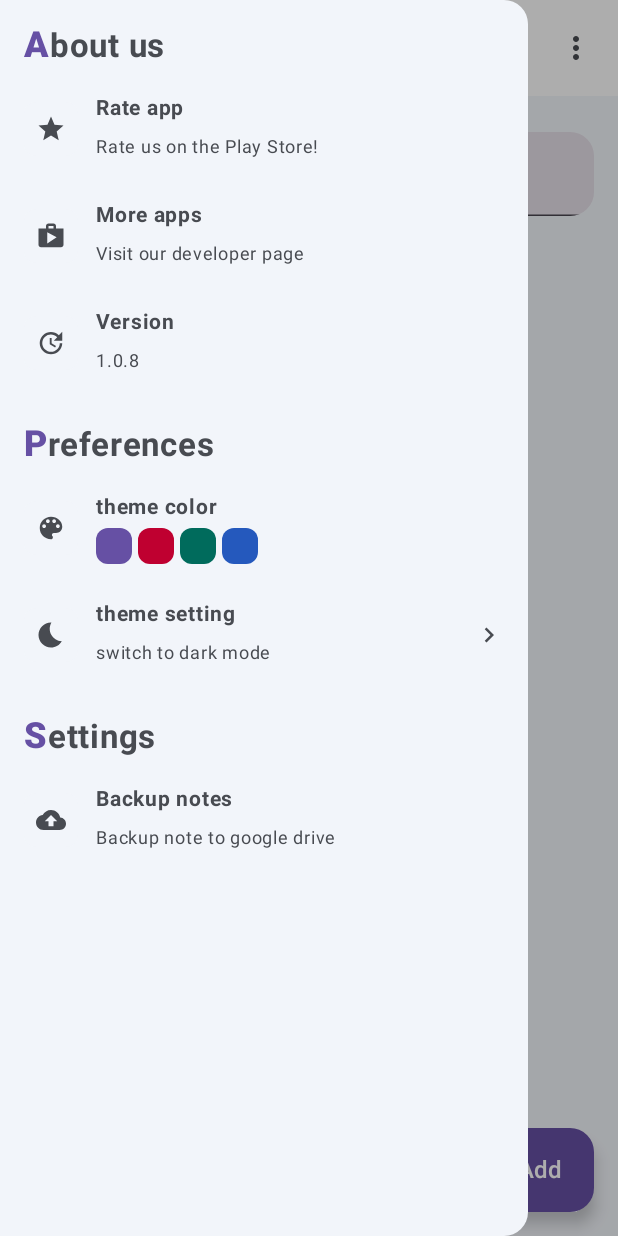
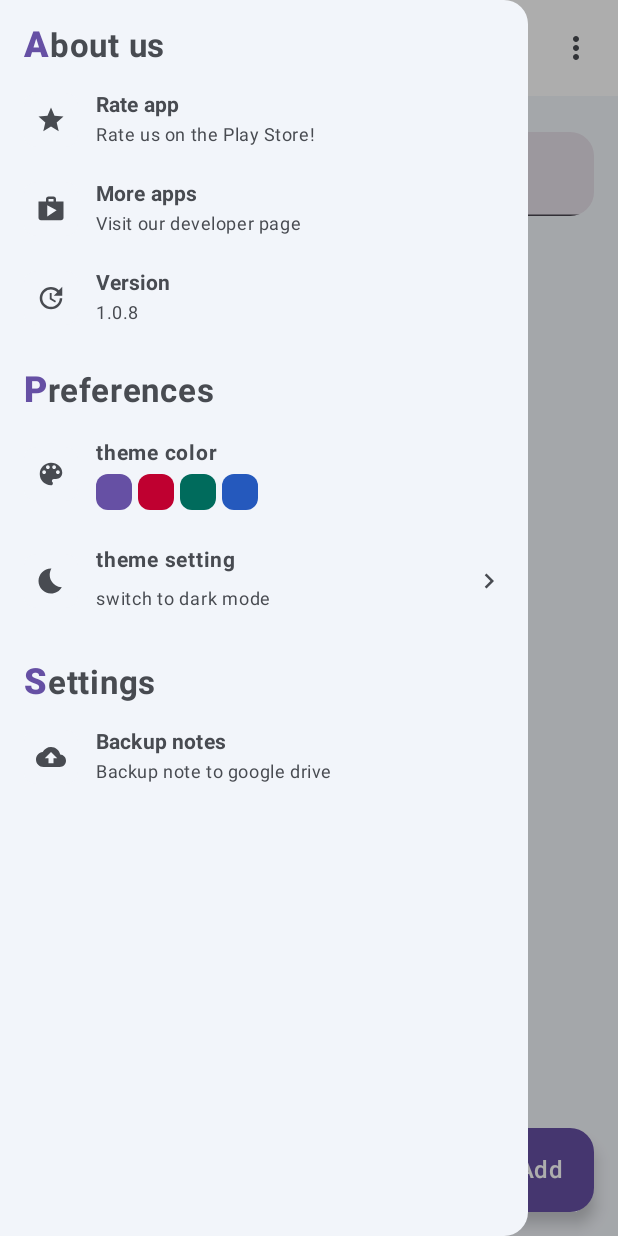
Before and after one commit to HellBus1/VentNote, an Android app built with Jetpack Compose: the screen it shows after launch (MainActivity), after a tap on "drawer nav icon", on a phone screen of 412 x 824 dp. Run offline under Robolectric (Android 15) with nearby library versions, the phone set to English and light mode, and no system bars; our stand-ins replace Dagger/Hilt's generated code, Room's generated code, accompanist, livedata-compose; 6 statements that could not run were skipped.

Commit message:
Feat feature/ui-revamp : Reduce ,manual text styling, use typography instead

```diff
--- a/app/src/main/java/com/digiventure/ventnote/commons/TestTags.kt
+++ b/app/src/main/java/com/digiventure/ventnote/commons/TestTags.kt
@@ -29,7 +29,6 @@ object TestTags {
 
     // Note lists test tags
     const val ADD_NOTE_FAB = "add_note_fab"
-    const val SHARE_NOTE_FAB = "share_note_fab"
     const val NOTE_RV = "note_rv"
     const val LOADING_DIALOG = "loading_dialog"
     const val CONFIRMATION_DIALOG = "confirmation_dialog"
--- a/app/src/main/java/com/digiventure/ventnote/data/persistence/NoteModel.kt
+++ b/app/src/main/java/com/digiventure/ventnote/data/persistence/NoteModel.kt
@@ -15,6 +15,4 @@ data class NoteModel(
     @ColumnInfo(name = "note") val note: String,
     @ColumnInfo(name = "created_at") var createdAt: Date = Date(System.currentTimeMillis()),
     @ColumnInfo(name = "updated_at") var updatedAt: Date = Date(System.currentTimeMillis()),
-): Parcelable {
-    constructor(title: String, note: String) : this(0, title, note)
-}
+): Parcelable
--- a/app/src/main/java/com/digiventure/ventnote/feature/backup/components/navbar/AppBar.kt
+++ b/app/src/main/java/com/digiventure/ventnote/feature/backup/components/navbar/AppBar.kt
@@ -37,7 +37,7 @@ fun BackupPageAppBar(
                 text = stringResource(id = R.string.backup_notes),
                 modifier = Modifier.padding(start = 4.dp),
                 color = MaterialTheme.colorScheme.primary,
-                style = MaterialTheme.typography.headlineSmall.copy(
+                style = MaterialTheme.typography.titleLarge.copy(
                     fontWeight = FontWeight.SemiBold
                 ),
             )
--- a/app/src/main/java/com/digiventure/ventnote/feature/note_creation/components/navbar/AppBar.kt
+++ b/app/src/main/java/com/digiventure/ventnote/feature/note_creation/components/navbar/AppBar.kt
@@ -19,14 +19,13 @@ import com.digiventure.ventnote.components.navbar.TopNavBarIcon
 @OptIn(ExperimentalMaterial3Api::class)
 @Composable
 fun NoteCreationAppBar(
-    descriptionTextLength: Int,
     onBackPressed: () -> Unit,
     scrollBehavior: TopAppBarScrollBehavior) {
 
     CenterAlignedTopAppBar(
         title = {
             Text(
-                text = if(descriptionTextLength > 0) "$descriptionTextLength" else stringResource(id = R.string.add_new_note),
+                text = stringResource(id = R.string.add_new_note),
                 color = MaterialTheme.colorScheme.primary,
                 style = MaterialTheme.typography.titleLarge.copy(
                     fontWeight = FontWeight.SemiBold
--- a/app/src/main/java/com/digiventure/ventnote/feature/note_detail/components/navbar/AppBar.kt
+++ b/app/src/main/java/com/digiventure/ventnote/feature/note_detail/components/navbar/AppBar.kt
@@ -30,7 +30,7 @@ fun NoteDetailAppBar(
             Text(
                 text = if(isEditing) stringResource(id = R.string.note_edit) else stringResource(id = R.string.note_detail),
                 color = MaterialTheme.colorScheme.primary,
-                style = MaterialTheme.typography.headlineSmall.copy(
+                style = MaterialTheme.typography.titleLarge.copy(
                     fontWeight = FontWeight.SemiBold
                 ),
             )
--- a/app/src/main/java/com/digiventure/ventnote/feature/notes/NotesPage.kt
+++ b/app/src/main/java/com/digiventure/ventnote/feature/notes/NotesPage.kt
@@ -45,7 +45,6 @@ import androidx.compose.ui.semantics.testTag
 import androidx.compose.ui.text.font.FontWeight
 import androidx.compose.ui.tooling.preview.Preview
 import androidx.compose.ui.unit.dp
-import androidx.compose.ui.unit.sp
 import androidx.hilt.navigation.compose.hiltViewModel
 import androidx.navigation.NavHostController
 import androidx.navigation.compose.rememberNavController
@@ -221,8 +220,9 @@ fun NotesPage(
                 text = {
                     Text(
                         text = stringResource(R.string.add),
-                        fontSize = 16.sp,
-                        fontWeight = FontWeight.Medium
+                        style = MaterialTheme.typography.titleMedium.copy(
+                            fontWeight = FontWeight.Medium
+                        )
                     )
                 },
                 icon = {
--- a/app/src/main/java/com/digiventure/ventnote/feature/notes/components/drawer/NavigationDrawer.kt
+++ b/app/src/main/java/com/digiventure/ventnote/feature/notes/components/drawer/NavigationDrawer.kt
@@ -245,16 +245,18 @@ fun NavDrawerItem(
         ) {
             Text(
                 text = title,
-                fontSize = 14.sp,
-                fontWeight = FontWeight.Bold,
-                color = MaterialTheme.colorScheme.onSurface,
-                modifier = Modifier.padding(bottom = 2.dp)
+                modifier = Modifier.padding(bottom = 2.dp),
+                style = MaterialTheme.typography.titleSmall.copy(
+                    fontWeight = FontWeight.Bold,
+                    color = MaterialTheme.colorScheme.onSurface,
+                )
             )
             Text(
                 text = subtitle,
-                fontSize = 12.sp,
-                fontWeight = FontWeight.Normal,
-                color = MaterialTheme.colorScheme.onSurface
+                style = MaterialTheme.typography.bodySmall.copy(
+                    fontWeight = FontWeight.Normal,
+                    color = MaterialTheme.colorScheme.onSurface,
+                )
             )
         }
     }
--- a/app/src/main/java/com/digiventure/ventnote/feature/notes/components/searchbar/SearchBar.kt
+++ b/app/src/main/java/com/digiventure/ventnote/feature/notes/components/searchbar/SearchBar.kt
@@ -19,9 +19,7 @@ import androidx.compose.ui.graphics.Color
 import androidx.compose.ui.res.stringResource
 import androidx.compose.ui.semantics.semantics
 import androidx.compose.ui.semantics.testTag
-import androidx.compose.ui.text.TextStyle
 import androidx.compose.ui.unit.dp
-import androidx.compose.ui.unit.sp
 import com.digiventure.ventnote.R
 import com.digiventure.ventnote.commons.TestTags
 
@@ -51,10 +49,8 @@ fun SearchBar(
                 tint = Color.Gray
             )
         },
-        textStyle = TextStyle(
+        textStyle = MaterialTheme.typography.titleMedium.copy(
             color = MaterialTheme.colorScheme.onSurfaceVariant,
-            fontSize = 16.sp,
-            lineHeight = 0.sp
         ),
         singleLine = true,
         modifier = Modifier
@@ -66,8 +62,9 @@ fun SearchBar(
         placeholder = {
             Text(
                 text = stringResource(R.string.search_textField),
-                fontSize = 16.sp,
-                color = MaterialTheme.colorScheme.onSurfaceVariant,
+                style = MaterialTheme.typography.titleMedium.copy(
+                    color = MaterialTheme.colorScheme.onSurfaceVariant,
+                ),
                 modifier = Modifier.semantics { }
             )
         })
--- a/app/src/main/java/com/digiventure/ventnote/feature/share_preview/components/navbar/AppBar.kt
+++ b/app/src/main/java/com/digiventure/ventnote/feature/share_preview/components/navbar/AppBar.kt
@@ -29,7 +29,7 @@ fun SharePreviewAppBar(
             Text(
                 text = stringResource(id = R.string.share_preview),
                 color = MaterialTheme.colorScheme.primary,
-                style = MaterialTheme.typography.headlineSmall.copy(
+                style = MaterialTheme.typography.titleLarge.copy(
                     fontWeight = FontWeight.SemiBold
                 ),
             )
--- a/app/src/main/java/com/digiventure/ventnote/ui/theme/Type.kt
+++ b/app/src/main/java/com/digiventure/ventnote/ui/theme/Type.kt
@@ -1,36 +1,10 @@
 package com.digiventure.ventnote.ui.theme
 
 import androidx.compose.material3.Typography
-import androidx.compose.ui.text.TextStyle
-import androidx.compose.ui.text.font.FontFamily
-import androidx.compose.ui.text.font.FontWeight
-import androidx.compose.ui.unit.sp
 
 /**
  * Defines the typography styles for the application, based on Material Design principles.
  * This set includes overrides for bodyLarge, titleLarge, and labelSmall text styles,
  * using the default font family and adjusting font weight, size, line height, and letter spacing.
  */
-val Typography = Typography(
-    bodyLarge = TextStyle(
-        fontFamily = FontFamily.Default,
-        fontWeight = FontWeight.Normal,
-        fontSize = 16.sp,
-        lineHeight = 24.sp,
-        letterSpacing = 0.5.sp
-    ),
-    titleLarge = TextStyle(
-        fontFamily = FontFamily.Default,
-        fontWeight = FontWeight.Normal,
-        fontSize = 22.sp,
-        lineHeight = 28.sp,
-        letterSpacing = 0.sp
-    ),
-    labelSmall = TextStyle(
-        fontFamily = FontFamily.Default,
-        fontWeight = FontWeight.Medium,
-        fontSize = 11.sp,
-        lineHeight = 16.sp,
-        letterSpacing = 0.5.sp
-    )
-)
+val Typography = Typography()
```
Also changed, not shown: app/src/main/java/com/digiventure/ventnote/components/dialog/LoadingDialog.kt (+4 -4 lines), app/src/main/java/com/digiventure/ventnote/components/dialog/TextDialog.kt (+6 -5 lines), app/src/main/java/com/digiventure/ventnote/feature/note_creation/NoteCreationPage.kt (+13 -10 lines), app/src/main/java/com/digiventure/ventnote/feature/note_detail/components/section/NoteSection.kt (+4 -8 lines), app/src/main/java/com/digiventure/ventnote/feature/note_detail/components/section/TitleSection.kt (+5 -10 lines), app/src/main/java/com/digiventure/ventnote/feature/notes/components/item/NoteItem.kt (+8 -12 lines), app/src/main/java/com/digiventure/ventnote/feature/notes/components/navbar/AppBar.kt (+16 -13 lines), app/src/main/java/com/digiventure/ventnote/feature/notes/viewmodel/NotesPageMockVM.kt (+5 -5 lines), app/src/main/java/com/digiventure/ventnote/feature/share_preview/SharePreviewPage.kt (+7 -14 lines).
